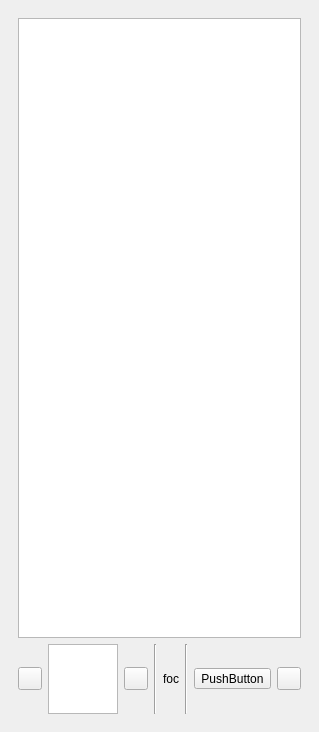
The window that src/plotseditor.ui (KDE/khipu) describes before a commit, drawn with Qt 5.
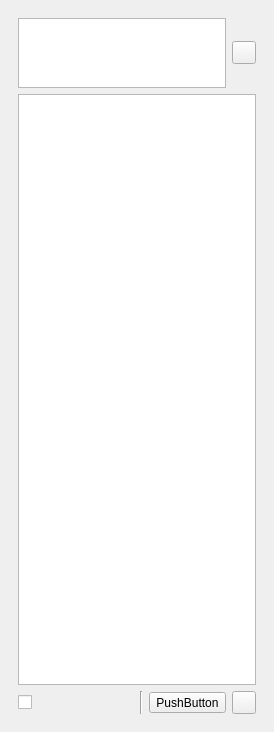
The same window after the commit. The open tabs and pages were chosen to show the change. Icons and pictures are not drawn. Custom widgets are drawn as their Qt base class.

Commit message: Finishing setup of menubar and toolbars (application actions)

```diff
--- a/src/plotseditor.ui
+++ b/src/plotseditor.ui
@@ -27,9 +27,33 @@
        <number>2</number>
       </property>
       <widget class="QWidget" name="page">
-       <layout class="QVBoxLayout" name="verticalLayout_2">
-        <item>
          <layout class="QVBoxLayout" name="verticalLayout">
+        <item>
+         <layout class="QHBoxLayout" name="horizontalLayout">
+          <item>
+           <widget class="ExpressionEdit" name="quickPlot">
+            <property name="sizePolicy">
+             <sizepolicy hsizetype="Expanding" vsizetype="Preferred">
+              <horstretch>0</horstretch>
+              <verstretch>0</verstretch>
+             </sizepolicy>
+            </property>
+           </widget>
+          </item>
+          <item>
+           <widget class="QToolButton" name="addPlots">
+            <property name="text">
+             <string/>
+            </property>
+            <property name="icon">
+             <iconset theme="list-add">
+              <normaloff/>
+             </iconset>
+            </property>
+           </widget>
+          </item>
+         </layout>
+        </item>
           <item>
            <widget class="QTreeView" name="plotsView">
             <property name="mouseTracking">
@@ -65,9 +89,9 @@
            </widget>
           </item>
           <item>
-           <layout class="QHBoxLayout" name="horizontalLayout">
+         <layout class="QHBoxLayout" name="horizontalLayout_3">
             <item>
-             <widget class="QToolButton" name="roolPlot">
+           <widget class="QCheckBox" name="focusPlot">
               <property name="text">
                <string/>
               </property>
@@ -78,42 +102,6 @@
               </property>
              </widget>
             </item>
-            <item>
-             <widget class="ExpressionEdit" name="quickPlot">
-              <property name="sizePolicy">
-               <sizepolicy hsizetype="Expanding" vsizetype="Preferred">
-                <horstretch>0</horstretch>
-                <verstretch>0</verstretch>
-               </sizepolicy>
-              </property>
-             </widget>
-            </item>
-            <item>
-             <widget class="QToolButton" name="addPlots">
-              <property name="text">
-               <string/>
-              </property>
-              <property name="icon">
-               <iconset theme="list-add">
-                <normaloff/>
-               </iconset>
-              </property>
-             </widget>
-            </item>
-            <item>
-             <widget class="Line" name="line_2">
-              <property name="orientation">
-               <enum>Qt::Vertical</enum>
-              </property>
-             </widget>
-            </item>
-            <item>
-             <widget class="QLabel" name="focusPlot">
-              <property name="text">
-               <string>foc</string>
-              </property>
-             </widget>
-            </item>
             <item>
              <widget class="Line" name="line_3">
               <property name="orientation">
@@ -144,8 +132,6 @@
                </iconset>
               </property>
              </widget>
-            </item>
-           </layout>
           </item>
          </layout>
         </item>
```
Left out of the diff: 8 changed lines with no effect on the pictures. Lines whose indentation alone changed are shown as unchanged. The commit also changes 7 other files.
